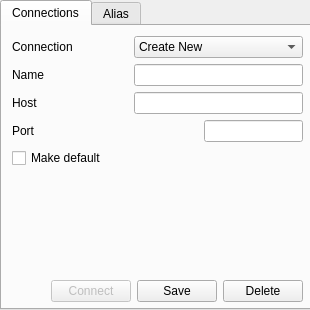
Qt form src/devclient/gui_option.ui (develer-staff/devclient) before a commit.
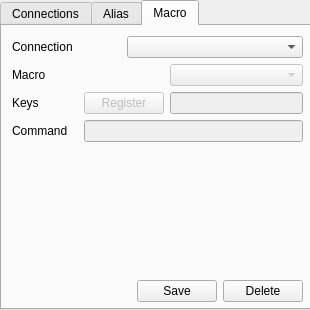
The same form after that commit. The open tabs and pages were chosen to show the change.

Commit message: primo abbozzo della gestione delle macro, da rivedere e completare

Patch:
```diff
--- a/src/devclient/gui_option.ui
+++ b/src/devclient/gui_option.ui
@@ -495,6 +495,225 @@
      </layout>
     </widget>
    </widget>
+   <widget class="QWidget" name="tab_macro" >
+    <attribute name="title" >
+     <string>Macro</string>
+    </attribute>
+    <widget class="QWidget" name="layoutWidget_2" >
+     <property name="geometry" >
+      <rect>
+       <x>10</x>
+       <y>10</y>
+       <width>291</width>
+       <height>266</height>
+      </rect>
+     </property>
+     <layout class="QGridLayout" >
+      <item row="0" column="0" colspan="2" >
+       <layout class="QGridLayout" >
+        <item row="0" column="0" colspan="2" >
+         <widget class="QLabel" name="label_conn_macro" >
+          <property name="sizePolicy" >
+           <sizepolicy vsizetype="Preferred" hsizetype="Minimum" >
+            <horstretch>0</horstretch>
+            <verstretch>0</verstretch>
+           </sizepolicy>
+          </property>
+          <property name="minimumSize" >
+           <size>
+            <width>66</width>
+            <height>0</height>
+           </size>
+          </property>
+          <property name="text" >
+           <string>Connection</string>
+          </property>
+         </widget>
+        </item>
+        <item row="0" column="2" colspan="2" >
+         <widget class="QComboBox" name="list_conn_macro" >
+          <property name="sizePolicy" >
+           <sizepolicy vsizetype="Fixed" hsizetype="Preferred" >
+            <horstretch>0</horstretch>
+            <verstretch>0</verstretch>
+           </sizepolicy>
+          </property>
+         </widget>
+        </item>
+        <item row="1" column="0" >
+         <widget class="QLabel" name="label_macro_macro" >
+          <property name="sizePolicy" >
+           <sizepolicy vsizetype="Preferred" hsizetype="Fixed" >
+            <horstretch>0</horstretch>
+            <verstretch>0</verstretch>
+           </sizepolicy>
+          </property>
+          <property name="minimumSize" >
+           <size>
+            <width>66</width>
+            <height>0</height>
+           </size>
+          </property>
+          <property name="text" >
+           <string>Macro</string>
+          </property>
+         </widget>
+        </item>
+        <item row="1" column="1" colspan="2" >
+         <spacer>
+          <property name="orientation" >
+           <enum>Qt::Horizontal</enum>
+          </property>
+          <property name="sizeType" >
+           <enum>QSizePolicy::Fixed</enum>
+          </property>
+          <property name="sizeHint" >
+           <size>
+            <width>80</width>
+            <height>20</height>
+           </size>
+          </property>
+         </spacer>
+        </item>
+        <item row="1" column="3" >
+         <widget class="QComboBox" name="list_macro" >
+          <property name="enabled" >
+           <bool>false</bool>
+          </property>
+          <property name="sizePolicy" >
+           <sizepolicy vsizetype="Fixed" hsizetype="Preferred" >
+            <horstretch>0</horstretch>
+            <verstretch>0</verstretch>
+           </sizepolicy>
+          </property>
+         </widget>
+        </item>
+        <item row="2" column="0" >
+         <widget class="QLabel" name="label_keys_macro" >
+          <property name="sizePolicy" >
+           <sizepolicy vsizetype="Preferred" hsizetype="Fixed" >
+            <horstretch>0</horstretch>
+            <verstretch>0</verstretch>
+           </sizepolicy>
+          </property>
+          <property name="minimumSize" >
+           <size>
+            <width>66</width>
+            <height>0</height>
+           </size>
+          </property>
+          <property name="text" >
+           <string>Keys</string>
+          </property>
+         </widget>
+        </item>
+        <item row="2" column="3" >
+         <widget class="QLineEdit" name="keys_macro" >
+          <property name="enabled" >
+           <bool>false</bool>
+          </property>
+         </widget>
+        </item>
+        <item row="3" column="0" >
+         <widget class="QLabel" name="label_command_macro" >
+          <property name="sizePolicy" >
+           <sizepolicy vsizetype="Preferred" hsizetype="Fixed" >
+            <horstretch>0</horstretch>
+            <verstretch>0</verstretch>
+           </sizepolicy>
+          </property>
+          <property name="minimumSize" >
+           <size>
+            <width>66</width>
+            <height>0</height>
+           </size>
+          </property>
+          <property name="text" >
+           <string>Command</string>
+          </property>
+         </widget>
+        </item>
+        <item row="3" column="1" colspan="3" >
+         <widget class="QLineEdit" name="command_macro" >
+          <property name="enabled" >
+           <bool>false</bool>
+          </property>
+         </widget>
+        </item>
+        <item row="2" column="1" colspan="2" >
+         <widget class="QPushButton" name="register_macro" >
+          <property name="enabled" >
+           <bool>false</bool>
+          </property>
+          <property name="text" >
+           <string>Register</string>
+          </property>
+         </widget>
+        </item>
+       </layout>
+      </item>
+      <item row="1" column="0" colspan="2" >
+       <spacer>
+        <property name="orientation" >
+         <enum>Qt::Vertical</enum>
+        </property>
+        <property name="sizeHint" >
+         <size>
+          <width>271</width>
+          <height>66</height>
+         </size>
+        </property>
+       </spacer>
+      </item>
+      <item row="2" column="0" >
+       <spacer>
+        <property name="orientation" >
+         <enum>Qt::Horizontal</enum>
+        </property>
+        <property name="sizeHint" >
+         <size>
+          <width>91</width>
+          <height>20</height>
+         </size>
+        </property>
+       </spacer>
+      </item>
+      <item row="2" column="1" >
+       <layout class="QHBoxLayout" >
+        <property name="spacing" >
+         <number>6</number>
+        </property>
+        <property name="leftMargin" >
+         <number>0</number>
+        </property>
+        <property name="topMargin" >
+         <number>0</number>
+        </property>
+        <property name="rightMargin" >
+         <number>0</number>
+        </property>
+        <property name="bottomMargin" >
+         <number>0</number>
+        </property>
+        <item>
+         <widget class="QPushButton" name="save_macro" >
+          <property name="text" >
+           <string>Save</string>
+          </property>
+         </widget>
+        </item>
+        <item>
+         <widget class="QPushButton" name="delete_macro" >
+          <property name="text" >
+           <string>Delete</string>
+          </property>
+         </widget>
+        </item>
+       </layout>
+      </item>
+     </layout>
+    </widget>
+   </widget>
   </widget>
  </widget>
  <tabstops>
```
The commit also changes 8 other files.
